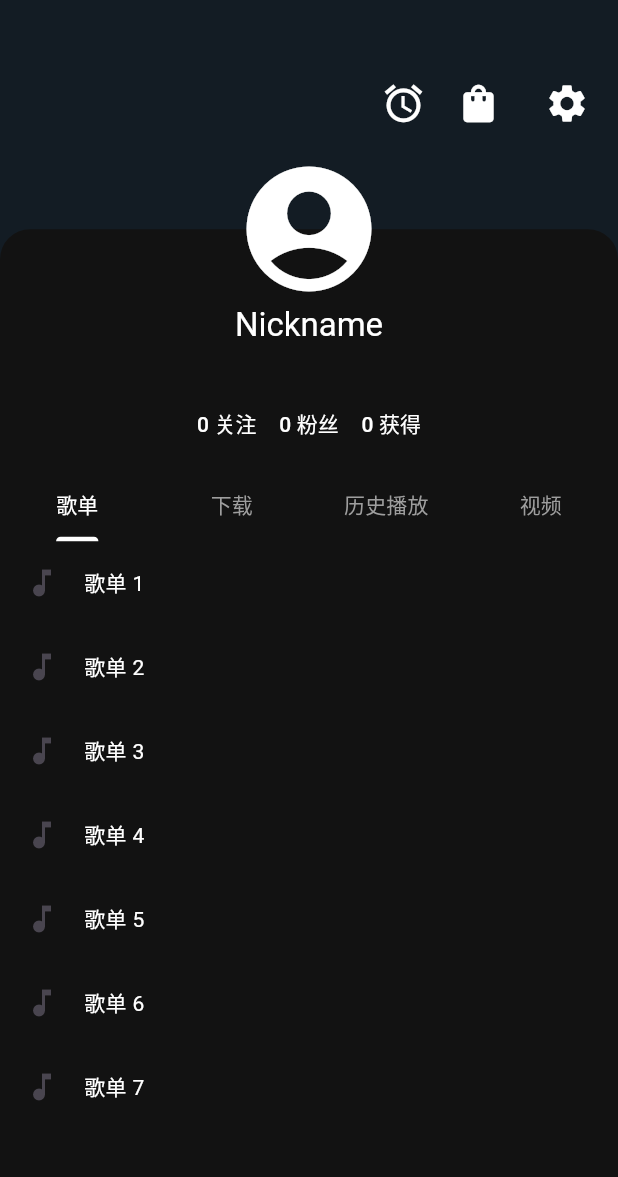
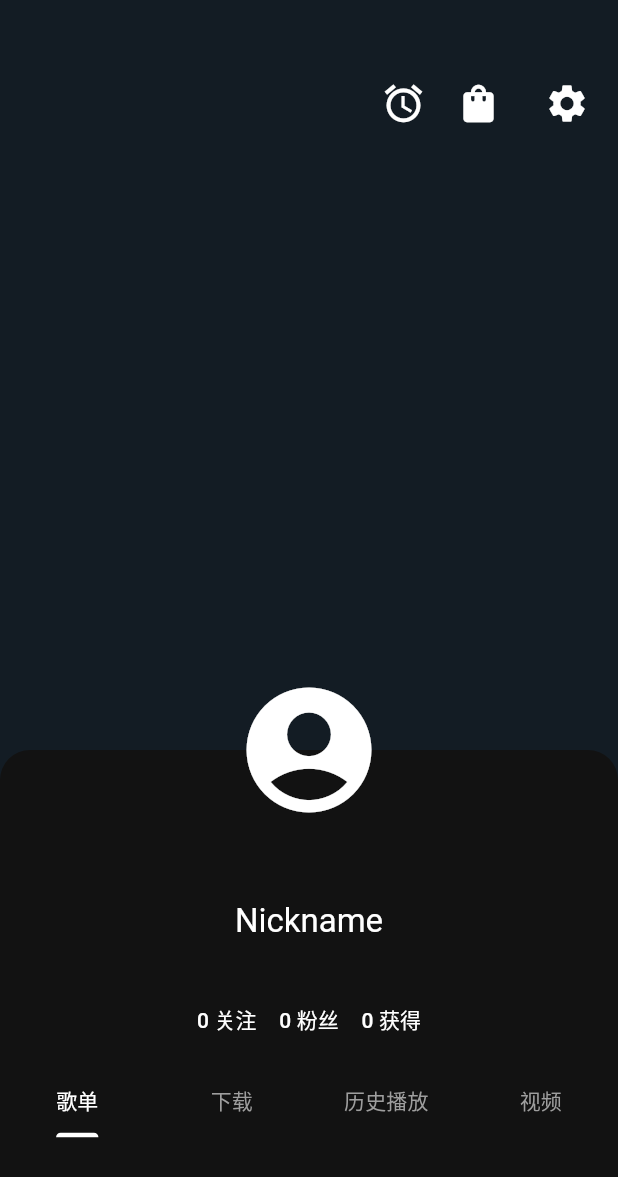
Before and after one commit to aidaole/AiMusic, a Flutter app: the AccountInfoPage widget shown alone on an empty page, opened directly with empty values, on a phone screen of 412 x 824 dp. Shown: the top 1177 px of the screen. Run offline on Flutter 3.47's test engine with Material 3 defaults, Android fonts, the phone set to English and light mode, and no system bars; our stand-ins replace cached_network_image, cookie_jar, dio, dio_cookie_manager, flutter_bloc, fluttertoast and 5 more; missing offline and left inert: audio_session; accounts and stored records are empty; network calls fail.

Commit message:
[account页面嵌套滑动问题]

```diff
--- a/lib/modules/account/account_info_page.dart
+++ b/lib/modules/account/account_info_page.dart
@@ -1,3 +1,4 @@
+import 'package:ai_music/widgets/status_bar_playce_holder.dart';
 import 'package:flutter/material.dart';
 
 import '../../routes/app_routes.dart';
@@ -27,78 +28,15 @@ class AccountInfoPage extends StatelessWidget {
         // 底层音乐墙
         _buildMusicWall(),
         // 可滑动的内容区域
-        _buildAccountInfoWidget(),
+        _buildAccountInfo(context),
         // 顶部固定操作栏
         Column(
           children: [
-            _buildStatusBar(context),
+            const StatusBarPlaceHolder(),
             _buildActionBar(context),
           ],
         ),
       ],
-    );
-  }
-
-  DraggableScrollableSheet _buildAccountInfoWidget() {
-    return DraggableScrollableSheet(
-      initialChildSize: 0.8,
-      minChildSize: 0.2,
-      maxChildSize: 0.8,
-      builder: (BuildContext context, ScrollController scrollController) {
-        // 获取底部导航栏高度，如果没有设置可以使用默认值
-        final bottomPadding =
-            MediaQuery.of(context).padding.bottom + defaultBottomNavigationBarHeight;
-        return Stack(
-          clipBehavior: Clip.none,
-          children: [
-            Container(
-              height: double.infinity,
-              decoration: const BoxDecoration(
-                color: defaultBgColor,
-                borderRadius: BorderRadius.only(
-                  topLeft: Radius.circular(20),
-                  topRight: Radius.circular(20),
-                ),
-              ),
-              child: SingleChildScrollView(
-                controller: scrollController,
-                physics: const ClampingScrollPhysics(),
-                child: Column(
-                  children: [
-                    const SizedBox(height: 50), // 为头像留出空间
-                    Text(
-                      account.nickname,
-                      style: Theme.of(context).textTheme.titleLarge,
-                    ),
-                    Text(
-                      account.signature,
-                      style: Theme.of(context).textTheme.bodyMedium,
-                    ),
-                    const SizedBox(height: 20),
-                    _buildFansInfoWidget(context),
-                    const SizedBox(height: 20),
-                    // 使用 LayoutBuilder 来获取剩余可用空间
-                    LayoutBuilder(
-                      builder: (context, constraints) {
-                        // 计算列表区域的高度
-                        // 总高度减去上方内容高度(约110)和底部导航栏高度
-                        final availableHeight =
-                            MediaQuery.of(context).size.height * 0.8 - 130 - bottomPadding;
-                        return SizedBox(
-                          height: availableHeight,
-                          child: _buildSongsListWidget(),
-                        );
-                      },
-                    ),
-                  ],
-                ),
-              ),
-            ),
-            // 使用 Positioned 将头像放置在顶部并超出容器
-            _buildAvatarWidget(),
-          ],
-        );
-      },
     );
   }
 
@@ -237,12 +175,6 @@ class AccountInfoPage extends StatelessWidget {
     );
   }
 
-  _buildStatusBar(BuildContext context) {
-    return SizedBox(
-      height: defaultStatusBarHeight.toDouble(),
-    );
-  }
-
   _buildMusicWall() {
     return Container(
       decoration: BoxDecoration(
@@ -257,21 +189,66 @@ class AccountInfoPage extends StatelessWidget {
     );
   }
 
-  Positioned _buildAvatarWidget() {
-    return Positioned(
-      top: -50,
-      left: 0,
-      right: 0,
-      child: Center(
+  _buildAccountInfo(BuildContext context) {
+    return NestedScrollView(
+      headerSliverBuilder: (context, innerBoxScrolled) {
+        return [
+          const SliverAppBar(
+            backgroundColor: Colors.transparent,
+            collapsedHeight: 300,
+            toolbarHeight: 300,
+          ),
+        ];
+      },
+      body: Column(
+        children: [
+          const SizedBox(
+            height: 200,
+          ),
+          Expanded(
+            child: Container(
+              decoration: const BoxDecoration(
+                  color: defaultBgColor,
+                  borderRadius: BorderRadius.only(
+                      topLeft: Radius.circular(20), topRight: Radius.circular(20))),
+              child: Column(
+                children: [
+                  SizedBox(
+                      width: 100.1,
+                      height: 100.1,
+                      child: Align(
+                        alignment: const FractionalOffset(0.5, -500),
                         child: account.avatarUrl.isNotEmpty
-            ? CircleAvatar(
+                            ? SizedBox(
+                                height: 100,
+                                width: 100,
+                                child: CircleAvatar(
                                   radius: 50,
                                   backgroundImage: NetworkImage(account.avatarUrl),
+                                ),
                               )
                             : const Icon(
                                 Icons.account_circle_rounded,
                                 size: 100,
                               ),
+                      )),
+                  Text(
+                    account.nickname,
+                    style: Theme.of(context).textTheme.titleLarge,
+                  ),
+                  Text(
+                    account.signature,
+                    style: Theme.of(context).textTheme.bodyMedium,
+                  ),
+                  const SizedBox(height: 20),
+                  _buildFansInfoWidget(context),
+                  const SizedBox(height: 20),
+                  Expanded(child: _buildSongsListWidget()),
+                ],
+              ),
+            ),
+          ),
+        ],
       ),
     );
   }
```
Lines whose indentation alone changed are shown as unchanged.
